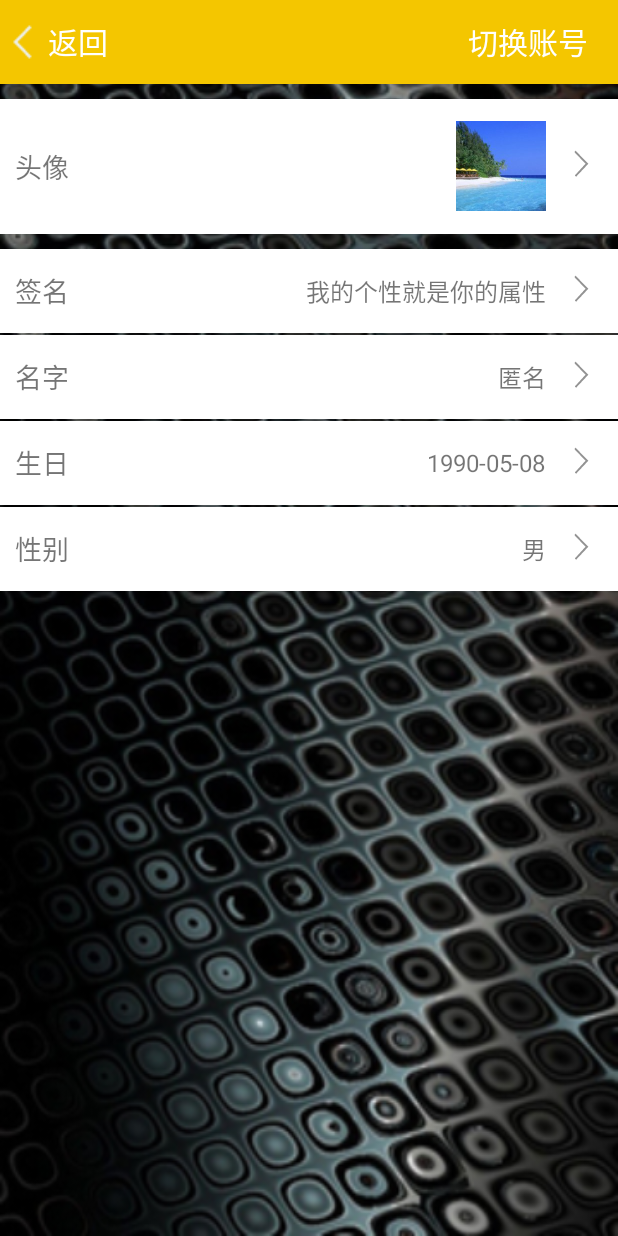
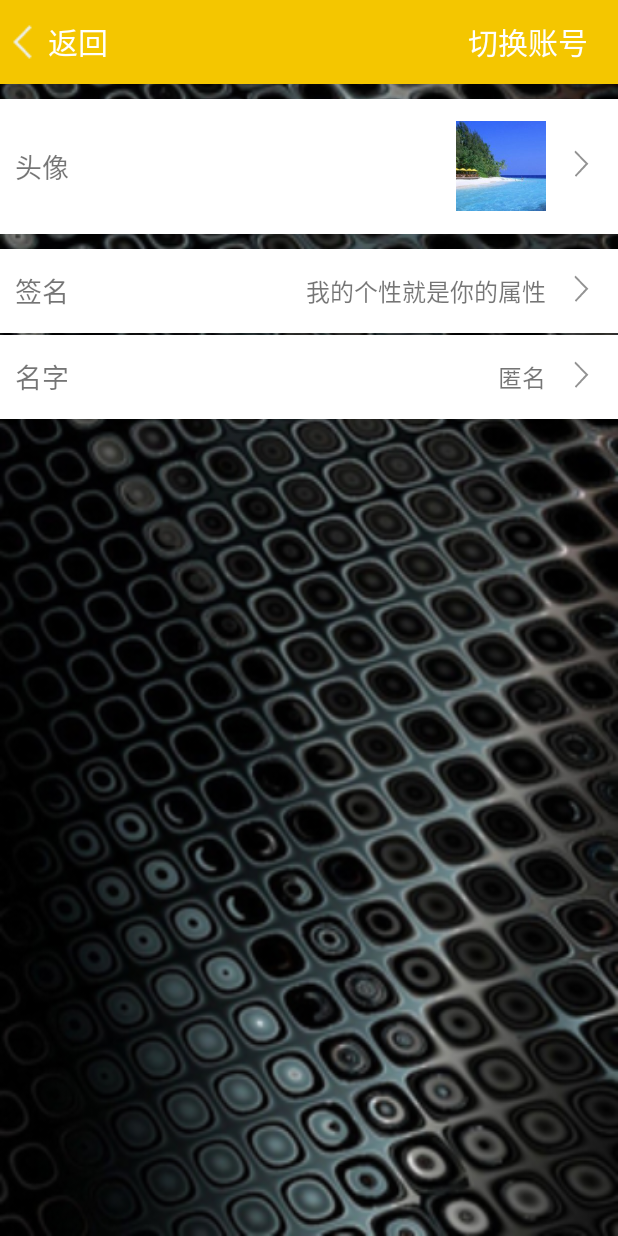
Before and after one commit to ForgetAll/QianXun, an Android app: the PersonalInforActivity screen opened directly, with no data from a screen before it, on a phone screen of 412 x 824 dp. Run offline under Robolectric (Android 15) with nearby library versions, the phone set to English and light mode, and no system bars; libraries missing offline, so code that uses them is left out: com.koushikdutta.async, com.koushikdutta.ion; pictures from the network do not load.

Commit message:
个人页面恢复

```diff
--- a/app/src/main/java/com/heapot/qianxun/activity/PersonalInforActivity.java
+++ b/app/src/main/java/com/heapot/qianxun/activity/PersonalInforActivity.java
@@ -2,6 +2,7 @@ package com.heapot.qianxun.activity;
 
 import android.content.Intent;
 import android.graphics.Bitmap;
+import android.graphics.BitmapFactory;
 import android.graphics.Color;
 import android.net.Uri;
 import android.os.Build;
@@ -12,6 +13,7 @@ import android.provider.MediaStore;
 import android.support.v7.app.AppCompatActivity;
 import android.text.TextUtils;
 import android.util.Log;
+import android.view.Display;
 import android.view.View;
 import android.view.Window;
 import android.view.WindowManager;
@@ -23,8 +25,8 @@ import com.heapot.qianxun.R;
 import com.heapot.qianxun.bean.ConstantsBean;
 import com.heapot.qianxun.bean.UserBean;
 import com.heapot.qianxun.popupwindow.PhotoCarmaWindow;
+import com.heapot.qianxun.util.CommonUtil;
 import com.heapot.qianxun.util.FileUploadTask;
-import com.heapot.qianxun.util.CommonUtil;
 import com.heapot.qianxun.util.JsonUtil;
 import com.heapot.qianxun.util.PreferenceUtil;
 import com.heapot.qianxun.util.ToastUtil;
@@ -44,8 +46,6 @@ public class PersonalInforActivity extends AppCompatActivity implements View.OnC
     public String userId;
     private TextView mBack;
     private ImageView mHead;
-    private TextView mBirth;
-    private TextView mSex;
     private TextView mNick;
     private TextView mAutograph;
     private RelativeLayout rl_sex;
@@ -90,11 +90,8 @@ public class PersonalInforActivity extends AppCompatActivity implements View.OnC
     private void initView() {
        mBack=(TextView) findViewById(R.id.tv_back);
         mHead = (ImageView) findViewById(R.id.iv_head);
-        mBirth = (TextView) findViewById(R.id.tv_birth);
-        mSex = (TextView) findViewById(R.id.tv_sex);
         mNick = (TextView) findViewById(R.id.tv_nick);
         mAutograph = (TextView) findViewById(R.id.tv_autograph);
-        findViewById(R.id.rl_birth).setOnClickListener(this);
         findViewById(R.id.rl_autograph).setOnClickListener(this);
         findViewById(R.id.rl_nick).setOnClickListener(this);
         mPhotoView = (TextView) findViewById(R.id.tv_girl);
@@ -103,14 +100,17 @@ public class PersonalInforActivity extends AppCompatActivity implements View.OnC
         mCarmaView.setOnClickListener(this);
        mBottomSet=(RelativeLayout) findViewById(R.id.rl_bottomSet);
         mBottomSet.setOnClickListener(this);
-        rl_sex = (RelativeLayout) findViewById(R.id.rl_sex);
-        rl_sex.setOnClickListener(this);
         mHead.setOnClickListener(this);
         mBack.setOnClickListener(this);
     }
 
     private void initEvent() {
-
+        /*nick = PreferenceUtil.getString(ConstantsBean.userNick);
+        autograph = PreferenceUtil.getString(ConstantsBean.userAutograph);
+        mNick.setText(nick);
+        mAutograph.setText(autograph);
+        String imagePath = PreferenceUtil.getString(ConstantsBean.userImage);
+        CommonUtil.loadImage(mHead, imagePath, R.mipmap.imagetest);*/
     }
 //toolbar
     private void setTransparentBar() {
@@ -148,14 +148,6 @@ public class PersonalInforActivity extends AppCompatActivity implements View.OnC
                 requestCode = 202;
                 jumpAlterActivity(autograph);
                 break;
-            //性别
-            case R.id.rl_sex:
-                requestCode = 204;
-                break;
-            //生日
-            case R.id.rl_birth:
-                requestCode = 205;
-                break;
 
         }
     }
@@ -187,10 +179,7 @@ public class PersonalInforActivity extends AppCompatActivity implements View.OnC
             case 203:
                 userBean.setUserImage(info);
                 break;
-            //性别
-            case 204:
-                userBean.setUserSex(info);
-                break;
+
         }
         String data = JsonUtil.toJson(userBean);
         //发送数据
@@ -205,7 +194,10 @@ public class PersonalInforActivity extends AppCompatActivity implements View.OnC
                                 PreferenceUtil.putString(key, info);
                                 mNick.setText(info);
                                 break;
-
+                            //签名
+                            case 202:
+                                PreferenceUtil.putString(key, info);
+                                mAutograph.setText(info);
                             //头像
                             case 203:
                                 PreferenceUtil.putString(key, info);
@@ -247,7 +239,50 @@ public class PersonalInforActivity extends AppCompatActivity implements View.OnC
         intent.putExtra("outputFormat", Bitmap.CompressFormat.JPEG.toString());
         startActivityForResult(intent, 102);
     }
-    private void jumpAlterActivity(String info) {
+
+    /**
+
+     *压缩图片
+
+     */
+
+     private Bitmap yasuo(Uri uri) {
+     Bitmap bitmap = null;
+     try {
+
+     BitmapFactory.Options options = new BitmapFactory.Options();
+     options.inJustDecodeBounds = true;
+     bitmap = BitmapFactory.decodeStream(this.getContentResolver()
+     .openInputStream(uri), null, options);
+     int picWidth = options.outWidth;
+     int picHeight = options.outHeight;
+     WindowManager windowManager = getWindowManager();
+     Display display = windowManager.getDefaultDisplay();
+     int screenWidth = display.getWidth();
+     int screenHeight = display.getHeight();
+     options.inSampleSize = 1;
+     if (picWidth > picHeight) {
+     if (picWidth > screenWidth)
+     options.inSampleSize = picWidth / screenWidth;
+     } else {
+     if (picHeight > screenHeight)
+     options.inSampleSize = picHeight / screenHeight;
+     }
+     options.inJustDecodeBounds = false;
+     bitmap = BitmapFactory.decodeStream(this.getContentResolver()
+     .openInputStream(uri), null, options);
+     mHead.setImageBitmap(bitmap);
+     /*
+     * if (bitmap.isRecycled() == false) { bitmap.recycle(); }
+     */
+    System.gc();
+} catch (Exception e1) {
+        }
+        return bitmap;
+
+        }
+
+     private void jumpAlterActivity(String info) {
         Intent intent = new Intent(PersonalInforActivity.this, PersonInfoAlterActivity.class);
         intent.putExtra(ConstantsBean.INFO, info);
         startActivityForResult(intent, requestCode);
@@ -262,6 +297,7 @@ public class PersonalInforActivity extends AppCompatActivity implements View.OnC
                 case ConstantsBean.CARMA_RESULT_CODE:
                     Uri uri = Uri.fromFile(new File(ConstantsBean.HEAD_IMAGE_PATH));
                     cropImage(uri);
+                    //yasuo(uri);
                     break;
                 //裁剪完成
                 case 102:
@@ -273,6 +309,7 @@ public class PersonalInforActivity extends AppCompatActivity implements View.OnC
                 case 103:
                     Uri uri1 = intent.getData();
                     cropImage(uri1);
+                   // yasuo(uri1);
                     break;
                 //修改昵称
                 case 201:
@@ -288,12 +325,4 @@ public class PersonalInforActivity extends AppCompatActivity implements View.OnC
         }
     }
 
-
-
-
-
-
-
-
-
 }
--- a/app/src/main/res/layout/activity_person_alter.xml
+++ b/app/src/main/res/layout/activity_person_alter.xml
@@ -24,7 +24,7 @@
             />
 
         <TextView
-            android:id="@+id/tv_next"
+            android:id="@+id/tv_complete"
             android:layout_width="wrap_content"
             android:layout_height="match_parent"
             android:layout_alignParentRight="true"
--- a/app/src/main/res/layout/personal_main_information.xml
+++ b/app/src/main/res/layout/personal_main_information.xml
@@ -125,63 +125,7 @@
                 android:layout_marginRight="10dp"
                 android:src="@drawable/arrow_right_ee" />
         </RelativeLayout>
-        <RelativeLayout
-            android:id="@+id/rl_birth"
-            style="@style/PersonLayout"
-            android:layout_marginTop="1dp">
 
-            <TextView
-                style="@style/TV_Left"
-                android:text="生日" />
-
-            <TextView
-                android:id="@+id/tv_birth"
-                android:layout_width="wrap_content"
-                android:layout_height="wrap_content"
-                android:layout_centerVertical="true"
-                android:layout_marginRight="10dp"
-                android:layout_toLeftOf="@id/iv_arrow"
-                android:text="1990-05-08"
-                android:textSize="16sp" />
-
-            <ImageView
-                android:id="@id/iv_arrow"
-                android:layout_width="wrap_content"
-                android:layout_height="wrap_content"
-                android:layout_alignParentRight="true"
-                android:layout_centerVertical="true"
-                android:layout_marginRight="10dp"
-                android:src="@drawable/arrow_right_ee" />
-        </RelativeLayout>
-
-        <RelativeLayout
-            android:id="@+id/rl_sex"
-            style="@style/PersonLayout"
-            android:layout_marginTop="1dp">
-
-            <TextView
-                style="@style/TV_Left"
-                android:text="性别" />
-
-            <TextView
-                android:id="@+id/tv_sex"
-                android:layout_width="wrap_content"
-                android:layout_height="wrap_content"
-                android:layout_centerVertical="true"
-                android:layout_marginRight="10dp"
-                android:layout_toLeftOf="@id/iv_arrow"
-                android:text="男"
-                android:textSize="16sp" />
-
-            <ImageView
-                android:id="@id/iv_arrow"
-                android:layout_width="wrap_content"
-                android:layout_height="wrap_content"
-                android:layout_alignParentRight="true"
-                android:layout_centerVertical="true"
-                android:layout_marginRight="10dp"
-                android:src="@drawable/arrow_right_ee" />
-        </RelativeLayout>
 
 
     </LinearLayout>
```
Also changed, not shown: app/src/main/java/com/heapot/qianxun/activity/PersonInfoAlterActivity.java (+30 -3 lines).
